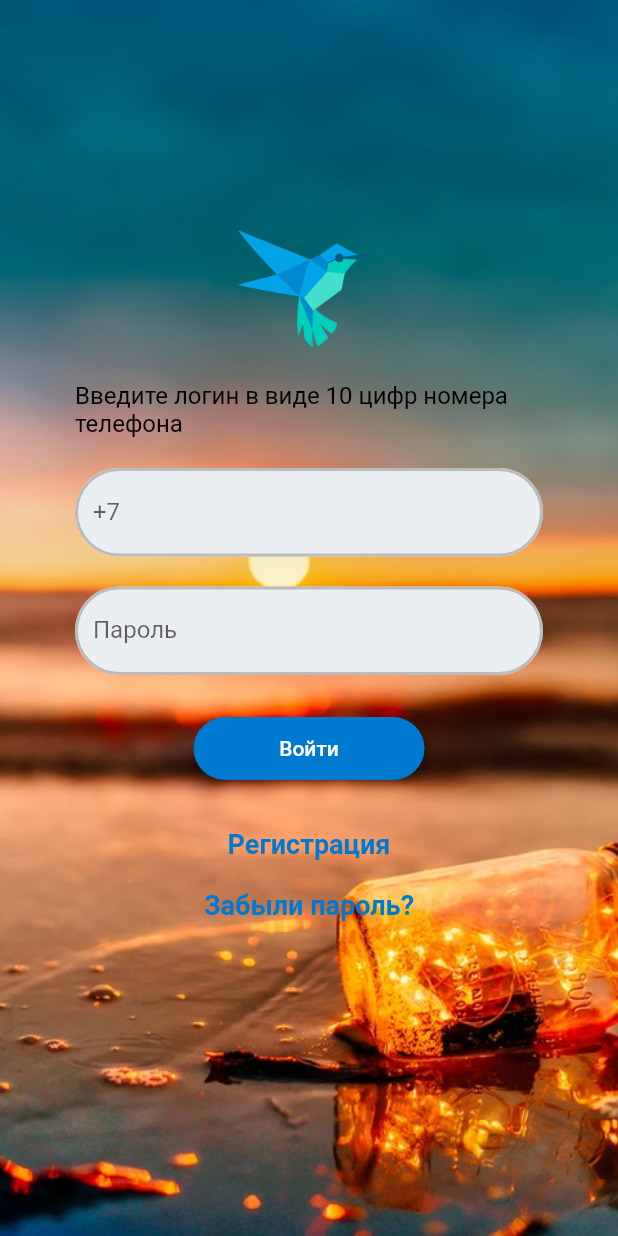
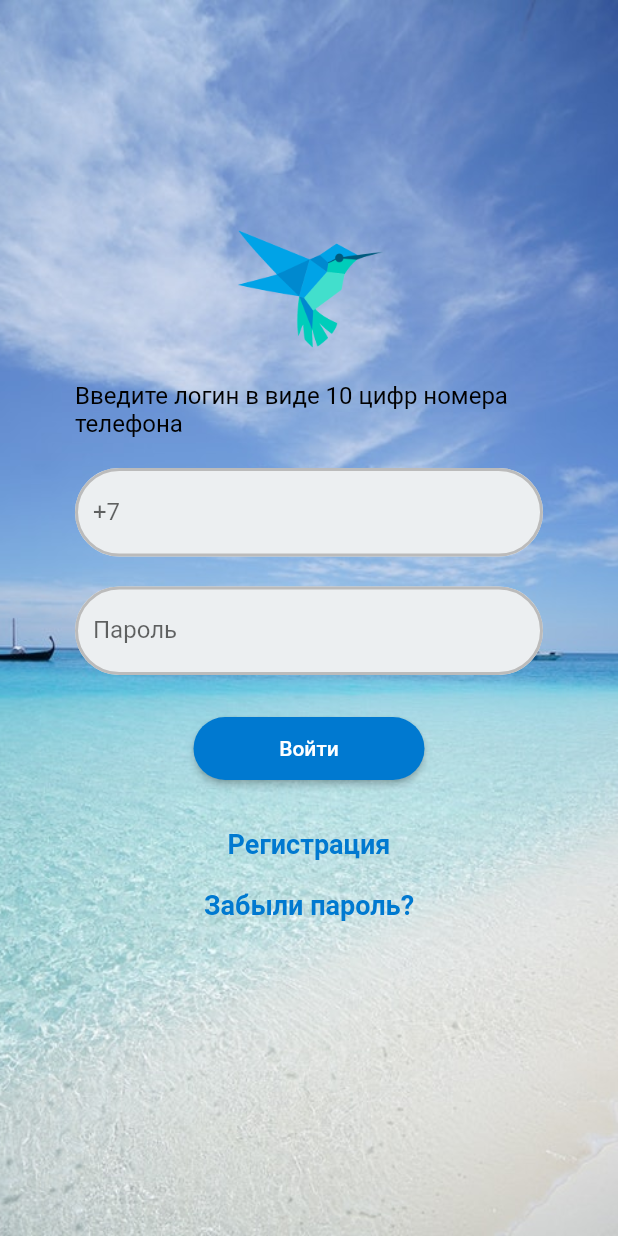
Before and after one commit to kin914/auth_page, a Flutter app: the screen it shows after launch, on a phone screen of 412 x 824 dp. Run offline on Flutter 3.47's test engine with Material 2 defaults, Android fonts, the phone set to English and light mode, and no system bars.

Commit message:
Добавлены логотипы и разные варианты фоновых картинок

```diff
--- a/lib/main.dart
+++ b/lib/main.dart
@@ -25,7 +25,7 @@ class MyApp extends StatelessWidget {
           body: Container(
             decoration: const BoxDecoration(
               image: DecorationImage(
-                image: AssetImage('assets/pexels-pixabay-462030.jpeg'),
+                image: AssetImage('assets/bg2.jpeg'),
                 fit: BoxFit.cover,
               ),
             ),
@@ -38,7 +38,7 @@ class MyApp extends StatelessWidget {
                 const SizedBox(width: 110, height: 84, child: Image(image: AssetImage('assets/dart-logo.png')),),
                 SizedBox(height: 20,),
                 Text('Введите логин в виде 10 цифр номера телефона',
-                  style: TextStyle(fontSize: 16, color: Color.fromRGBO(0, 0, 0, 1)),),
+                  style: TextStyle(fontSize: 16, color: Color.fromRGBO(0, 0, 0, 1.0)),),
                 SizedBox(height: 20,),
                 TextField(
                   keyboardType: TextInputType.phone,
```
Also changed, not shown: assets/bg2.jpeg.
